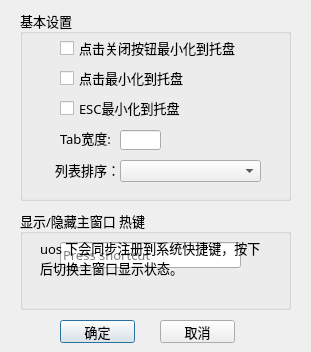
magicdmer/EasyNoteX, file setdialog.ui: the form before one commit.
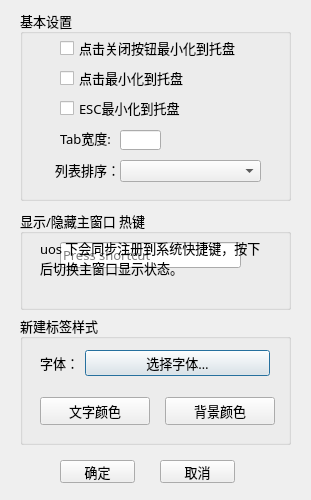
The form after the commit.

Commit message:
refactor: 重构编辑器样式系统并添加标签页全文格式化工具栏
- 将默认编辑器字体、文字颜色、背景颜色配置整合至设置对话框
- 为每个标签页添加顶部格式化工具栏，支持调整全局字体、字号、加粗、文字和背景颜色
- 移除旧的顶部菜单字体设置、夜间模式、单便签颜色设置选项
- 持久化保存默认的文字和背景颜色设置

The edit to the form file:
```diff
--- a/setdialog.ui
+++ b/setdialog.ui
@@ -7,7 +7,7 @@
     <x>0</x>
     <y>0</y>
     <width>311</width>
-    <height>352</height>
+    <height>500</height>
    </rect>
   </property>
   <property name="sizePolicy">
@@ -165,11 +165,82 @@
     </property>
    </widget>
   </widget>
+  <widget class="QGroupBox" name="groupBox_3">
+   <property name="geometry">
+    <rect>
+     <x>20</x>
+     <y>315</y>
+     <width>271</width>
+     <height>130</height>
+    </rect>
+   </property>
+   <property name="title">
+    <string>新建标签样式</string>
+   </property>
+   <widget class="QLabel" name="labelDefaultFont">
+    <property name="geometry">
+     <rect>
+      <x>20</x>
+      <y>38</y>
+      <width>40</width>
+      <height>20</height>
+     </rect>
+    </property>
+    <property name="text">
+     <string>字体：</string>
+    </property>
+   </widget>
+   <widget class="QPushButton" name="btnDefaultFont">
+    <property name="geometry">
+     <rect>
+      <x>65</x>
+      <y>35</y>
+      <width>185</width>
+      <height>26</height>
+     </rect>
+    </property>
+    <property name="text">
+     <string>选择字体…</string>
+    </property>
+   </widget>
+   <widget class="QToolButton" name="btnDefaultPen">
+    <property name="geometry">
+     <rect>
+      <x>20</x>
+      <y>82</y>
+      <width>110</width>
+      <height>28</height>
+     </rect>
+    </property>
+    <property name="toolButtonStyle">
+     <enum>Qt::ToolButtonTextBesideIcon</enum>
+    </property>
+    <property name="text">
+     <string>文字颜色</string>
+    </property>
+   </widget>
+   <widget class="QToolButton" name="btnDefaultPaper">
+    <property name="geometry">
+     <rect>
+      <x>145</x>
+      <y>82</y>
+      <width>110</width>
+      <height>28</height>
+     </rect>
+    </property>
+    <property name="toolButtonStyle">
+     <enum>Qt::ToolButtonTextBesideIcon</enum>
+    </property>
+    <property name="text">
+     <string>背景颜色</string>
+    </property>
+   </widget>
+  </widget>
   <widget class="QPushButton" name="pushButtonOk">
    <property name="geometry">
     <rect>
      <x>60</x>
-     <y>320</y>
+     <y>460</y>
      <width>75</width>
      <height>23</height>
     </rect>
@@ -182,7 +253,7 @@
    <property name="geometry">
     <rect>
      <x>160</x>
-     <y>320</y>
+     <y>460</y>
      <width>75</width>
      <height>23</height>
     </rect>
```
The commit also changes 7 other files.
